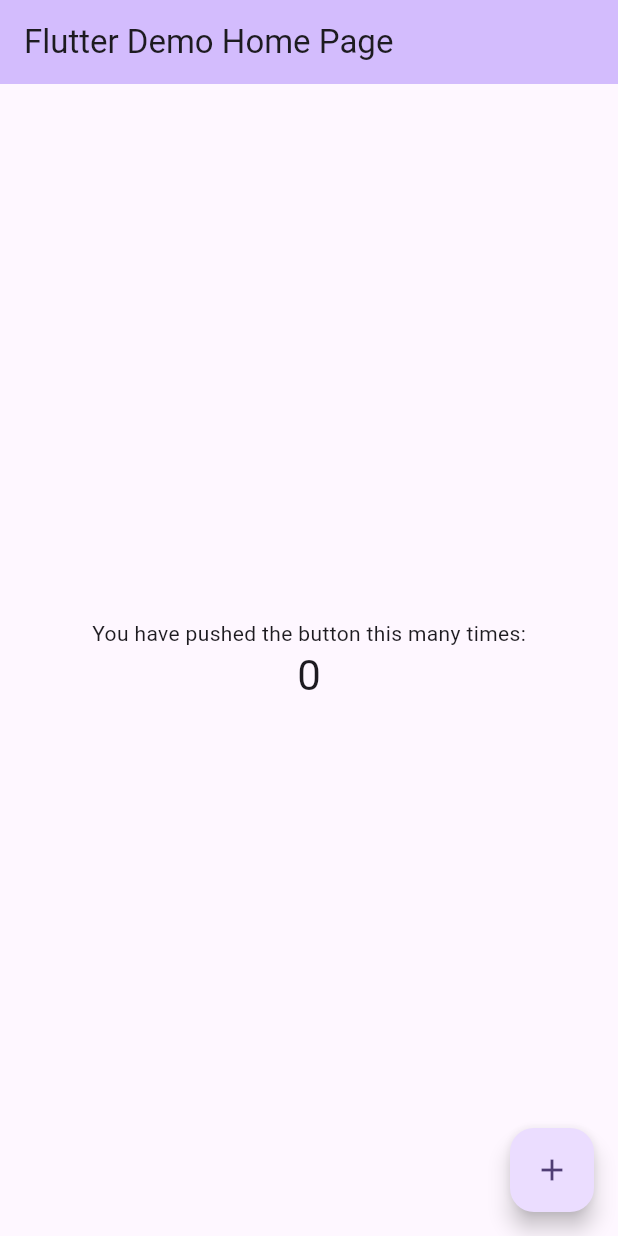
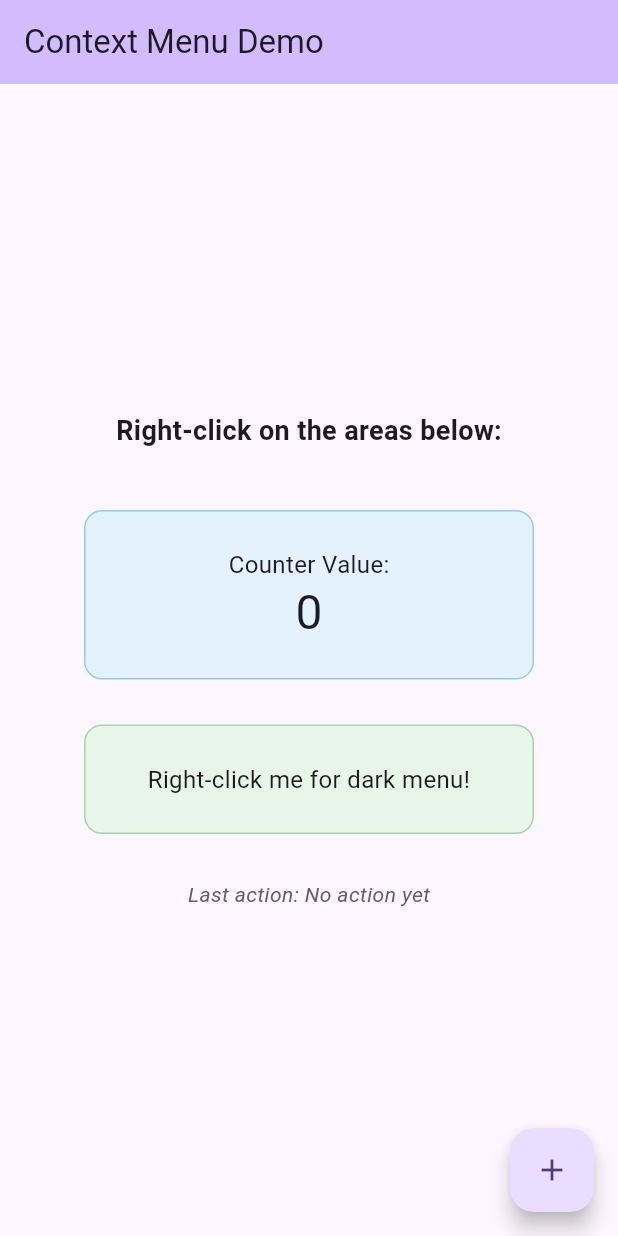
Before and after one commit to kihyun1998/flutter_root_context_menu, a Flutter app: the screen it shows after launch, on a phone screen of 412 x 824 dp. Run offline on Flutter 3.47's test engine with Material 3 defaults, Android fonts, the phone set to English and light mode, and no system bars.

Commit message:
Implement core context menu functionality
- Add manual trigger system: users call showContextMenu() directly
- Remove automatic right-click detection (RootContextMenuListener)
- Add showContextMenu() helper function for convenience
- Implement web-like click behavior using Listener
  - One click closes menu AND triggers underlying widget
- Rename ContextMenuController to RootContextMenuController
  - Avoids conflict with Flutter's built-in ContextMenuController
- Add complete example app with working demos
- Implement core components:
  - ContextMenuArea: defines menu display boundaries
  - ContextMenuItem: menu item model with icon, label, callbacks
  - ContextMenuConfig: customizable styling options
  - Menu positioning with overflow prevention

🤖 Generated with [Claude Code](https://claude.com/claude-code)

Co-Authored-By: Claude Sonnet 4.5 <noreply@anthropic.com>

````diff
--- a/example/lib/main.dart
+++ b/example/lib/main.dart
@@ -1,4 +1,5 @@
 import 'package:flutter/material.dart';
+import 'package:flutter_root_context_menu/flutter_root_context_menu.dart';
 
 void main() {
   runApp(const MyApp());
@@ -7,47 +8,21 @@ void main() {
 class MyApp extends StatelessWidget {
   const MyApp({super.key});
 
-  // This widget is the root of your application.
   @override
   Widget build(BuildContext context) {
     return MaterialApp(
-      title: 'Flutter Demo',
+      title: 'Flutter Root Context Menu Demo',
       theme: ThemeData(
-        // This is the theme of your application.
-        //
-        // TRY THIS: Try running your application with "flutter run". You'll see
-        // the application has a purple toolbar. Then, without quitting the app,
-        // try changing the seedColor in the colorScheme below to Colors.green
-        // and then invoke "hot reload" (save your changes or press the "hot
-        // reload" button in a Flutter-supported IDE, or press "r" if you used
-        // the command line to start the app).
-        //
-        // Notice that the counter didn't reset back to zero; the application
-        // state is not lost during the reload. To reset the state, use hot
-        // restart instead.
-        //
-        // This works for code too, not just values: Most code changes can be
-        // tested with just a hot reload.
         colorScheme: ColorScheme.fromSeed(seedColor: Colors.deepPurple),
+        useMaterial3: true,
       ),
-      home: const MyHomePage(title: 'Flutter Demo Home Page'),
+      home: const MyHomePage(),
     );
   }
 }
 
 class MyHomePage extends StatefulWidget {
-  const MyHomePage({super.key, required this.title});
-
-  // This widget is the home page of your application. It is stateful, meaning
-  // that it has a State object (defined below) that contains fields that affect
-  // how it looks.
-
-  // This class is the configuration for the state. It holds the values (in this
-  // case the title) provided by the parent (in this case the App widget) and
-  // used by the build method of the State. Fields in a Widget subclass are
-  // always marked "final".
-
-  final String title;
+  const MyHomePage({super.key});
 
   @override
   State<MyHomePage> createState() => _MyHomePageState();
@@ -55,59 +30,173 @@ class MyHomePage extends StatefulWidget {
 
 class _MyHomePageState extends State<MyHomePage> {
   int _counter = 0;
+  String _lastAction = 'No action yet';
 
   void _incrementCounter() {
     setState(() {
-      // This call to setState tells the Flutter framework that something has
-      // changed in this State, which causes it to rerun the build method below
-      // so that the display can reflect the updated values. If we changed
-      // _counter without calling setState(), then the build method would not be
-      // called again, and so nothing would appear to happen.
       _counter++;
+      _lastAction = 'Incremented counter';
+    });
+  }
+
+  void _resetCounter() {
+    setState(() {
+      _counter = 0;
+      _lastAction = 'Reset counter';
+    });
+  }
+
+  void _copyCounter() {
+    setState(() {
+      _lastAction = 'Copied: $_counter';
     });
   }
 
   @override
   Widget build(BuildContext context) {
-    // This method is rerun every time setState is called, for instance as done
-    // by the _incrementCounter method above.
-    //
-    // The Flutter framework has been optimized to make rerunning build methods
-    // fast, so that you can just rebuild anything that needs updating rather
-    // than having to individually change instances of widgets.
     return Scaffold(
       appBar: AppBar(
-        // TRY THIS: Try changing the color here to a specific color (to
-        // Colors.amber, perhaps?) and trigger a hot reload to see the AppBar
-        // change color while the other colors stay the same.
         backgroundColor: Theme.of(context).colorScheme.inversePrimary,
-        // Here we take the value from the MyHomePage object that was created by
-        // the App.build method, and use it to set our appbar title.
-        title: Text(widget.title),
+        title: const Text('Context Menu Demo'),
       ),
       body: Center(
-        // Center is a layout widget. It takes a single child and positions it
-        // in the middle of the parent.
         child: Column(
-          // Column is also a layout widget. It takes a list of children and
-          // arranges them vertically. By default, it sizes itself to fit its
-          // children horizontally, and tries to be as tall as its parent.
-          //
-          // Column has various properties to control how it sizes itself and
-          // how it positions its children. Here we use mainAxisAlignment to
-          // center the children vertically; the main axis here is the vertical
-          // axis because Columns are vertical (the cross axis would be
-          // horizontal).
-          //
-          // TRY THIS: Invoke "debug painting" (choose the "Toggle Debug Paint"
-          // action in the IDE, or press "p" in the console), to see the
-          // wireframe for each widget.
           mainAxisAlignment: MainAxisAlignment.center,
           children: <Widget>[
-            const Text('You have pushed the button this many times:'),
+            const Text(
+              'Right-click on the areas below:',
+              style: TextStyle(fontSize: 18, fontWeight: FontWeight.bold),
+            ),
+            const SizedBox(height: 40),
+
+            // Example 1: Counter with context menu
+            ContextMenuArea(
+              child: GestureDetector(
+                onSecondaryTapDown: (details) {
+                  showContextMenu(
+                    context: context,
+                    position: details.globalPosition,
+                    items: [
+                      ContextMenuItem(
+                        label: 'Copy Counter',
+                        icon: Icons.copy,
+                        onTap: _copyCounter,
+                      ),
+                      ContextMenuItem(
+                        label: 'Reset Counter',
+                        icon: Icons.refresh,
+                        onTap: _resetCounter,
+                      ),
+                      ContextMenuItem.divider(),
+                      ContextMenuItem(
+                        label: 'Delete',
+                        icon: Icons.delete,
+                        textColor: Colors.red,
+                        onTap: () {
+                          setState(() {
+                            _lastAction = 'Delete clicked';
+                          });
+                        },
+                      ),
+                    ],
+                  );
+                },
+                child: Container(
+                  width: 300,
+                  padding: const EdgeInsets.all(24),
+                  decoration: BoxDecoration(
+                    color: Colors.blue.shade50,
+                    borderRadius: BorderRadius.circular(12),
+                    border: Border.all(color: Colors.blue.shade200),
+                  ),
+                  child: Column(
+                    children: [
+                      const Text(
+                        'Counter Value:',
+                        style: TextStyle(fontSize: 16),
+                      ),
+                      Text(
+                        '$_counter',
+                        style: Theme.of(context).textTheme.headlineLarge,
+                      ),
+                    ],
+                  ),
+                ),
+              ),
+            ),
+
+            const SizedBox(height: 30),
+
+            // Example 2: Text with different context menu
+            ContextMenuArea(
+              child: GestureDetector(
+                onSecondaryTapDown: (details) {
+                  showContextMenu(
+                    context: context,
+                    position: details.globalPosition,
+                    items: [
+                      ContextMenuItem(
+                        label: 'Edit',
+                        icon: Icons.edit,
+                        onTap: () {
+                          setState(() {
+                            _lastAction = 'Edit clicked';
+                          });
+                        },
+                      ),
+                      ContextMenuItem(
+                        label: 'Share',
+                        icon: Icons.share,
+                        onTap: () {
+                          setState(() {
+                            _lastAction = 'Share clicked';
+                          });
+                        },
+                      ),
+                      ContextMenuItem(
+                        label: 'Print',
+                        icon: Icons.print,
+                        onTap: () {
+                          setState(() {
+                            _lastAction = 'Print clicked';
+                          });
+                        },
+                      ),
+                    ],
+                    config: const ContextMenuConfig(
+                      backgroundColor: Color(0xFF2C2C2C),
+                      hoverColor: Color(0xFF404040),
+                      textStyle: TextStyle(color: Colors.white, fontSize: 14),
+                      elevation: 12.0,
+                    ),
+                  );
+                },
+                child: Container(
+                  width: 300,
+                  padding: const EdgeInsets.all(24),
+                  decoration: BoxDecoration(
+                    color: Colors.green.shade50,
+                    borderRadius: BorderRadius.circular(12),
+                    border: Border.all(color: Colors.green.shade200),
+                  ),
+                  child: const Text(
+                    'Right-click me for dark menu!',
+                    textAlign: TextAlign.center,
+                    style: TextStyle(fontSize: 16),
+                  ),
+                ),
+              ),
+            ),
+
+            const SizedBox(height: 30),
+
             Text(
-              '$_counter',
-              style: Theme.of(context).textTheme.headlineMedium,
+              'Last action: $_lastAction',
+              style: TextStyle(
+                fontSize: 14,
+                color: Colors.grey.shade700,
+                fontStyle: FontStyle.italic,
+              ),
             ),
           ],
         ),
@@ -116,7 +205,7 @@ class _MyHomePageState extends State<MyHomePage> {
         onPressed: _incrementCounter,
         tooltip: 'Increment',
         child: const Icon(Icons.add),
-      ), // This trailing comma makes auto-formatting nicer for build methods.
+      ),
     );
   }
 }
--- a/example/pubspec.yaml
+++ b/example/pubspec.yaml
@@ -2,7 +2,7 @@ name: example
 description: "A new Flutter project."
 # The following line prevents the package from being accidentally published to
 # pub.dev using `flutter pub publish`. This is preferred for private packages.
-publish_to: 'none' # Remove this line if you wish to publish to pub.dev
+publish_to: "none" # Remove this line if you wish to publish to pub.dev
 
 # The following defines the version and build number for your application.
 # A version number is three numbers separated by dots, like 1.2.43
@@ -45,13 +45,14 @@ dev_dependencies:
   # package. See that file for information about deactivating specific lint
   # rules and activating additional ones.
   flutter_lints: ^5.0.0
+  flutter_root_context_menu:
+    path: ../
 
 # For information on the generic Dart part of this file, see the
 # following page: https://dart.dev/tools/pub/pubspec
 
 # The following section is specific to Flutter packages.
 flutter:
-
   # The following line ensures that the Material Icons font is
   # included with your application, so that you can use the icons in
   # the material Icons class.
--- a/lib/flutter_root_context_menu.dart
+++ b/lib/flutter_root_context_menu.dart
@@ -1,5 +1,11 @@
-/// A Calculator.
-class Calculator {
-  /// Returns [value] plus 1.
-  int addOne(int value) => value + 1;
-}
+library;
+
+// Helpers
+export 'src/context_menu_helpers.dart';
+// Controller
+export 'src/controller/context_menu_controller.dart';
+export 'src/models/context_menu_config.dart';
+// Models
+export 'src/models/context_menu_item.dart';
+// Widgets
+export 'src/widgets/context_menu_area.dart';
--- /dev/null
+++ b/lib/src/context_menu_helpers.dart
@@ -0,0 +1,44 @@
+import 'package:flutter/widgets.dart';
+import 'controller/context_menu_controller.dart';
+import 'models/context_menu_config.dart';
+import 'models/context_menu_item.dart';
+import 'widgets/context_menu_area.dart';
+
+/// Shows a context menu at the specified position.
+///
+/// This is a convenience function that automatically retrieves
+/// the area constraints from the nearest [ContextMenuArea] ancestor.
+///
+/// Example:
+/// ```dart
+/// GestureDetector(
+///   onSecondaryTapDown: (details) {
+///     showContextMenu(
+///       context: context,
+///       position: details.globalPosition,
+///       items: [
+///         ContextMenuItem(label: 'Copy', onTap: () {}),
+///         ContextMenuItem(label: 'Paste', onTap: () {}),
+///       ],
+///     );
+///   },
+///   child: Text('Right click me'),
+/// )
+/// ```
+void showContextMenu({
+  required BuildContext context,
+  required Offset position,
+  required List<ContextMenuItem> items,
+  ContextMenuConfig? config,
+}) {
+  // Get area constraints from the nearest ContextMenuArea
+  final areaConstraints = ContextMenuArea.of(context);
+
+  RootContextMenuController().showMenu(
+    context: context,
+    position: position,
+    items: items,
+    config: config,
+    areaConstraints: areaConstraints,
+  );
+}
--- /dev/null
+++ b/lib/src/models/context_menu_config.dart
@@ -0,0 +1,40 @@
+import 'package:flutter/material.dart';
+
+/// Configuration for context menu appearance and behavior.
+class ContextMenuConfig {
+  /// Background color of the menu.
+  final Color backgroundColor;
+
+  /// Color of menu items when hovered.
+  final Color hoverColor;
+
+  /// Text style for menu item labels.
+  final TextStyle textStyle;
+
+  /// Height of each menu item.
+  final double itemHeight;
+
+  /// Padding inside each menu item.
+  final EdgeInsets itemPadding;
+
+  /// Border radius of the menu container.
+  final BorderRadius borderRadius;
+
+  /// Elevation (shadow) of the menu.
+  final double elevation;
+
+  /// Duration of the menu appearance animation.
+  final Duration animationDuration;
+
+  /// Creates a context menu configuration with customizable styling.
+  const ContextMenuConfig({
+    this.backgroundColor = Colors.white,
+    this.hoverColor = const Color(0xFFE0E0E0),
+    this.textStyle = const TextStyle(fontSize: 14),
+    this.itemHeight = 40.0,
+    this.itemPadding = const EdgeInsets.symmetric(horizontal: 16.0),
+    this.borderRadius = const BorderRadius.all(Radius.circular(8.0)),
+    this.elevation = 8.0,
+    this.animationDuration = const Duration(milliseconds: 200),
+  });
+}
--- /dev/null
+++ b/lib/src/models/context_menu_item.dart
@@ -0,0 +1,41 @@
+import 'package:flutter/widgets.dart';
+
+/// Represents a single item in a context menu.
+class ContextMenuItem {
+  /// The label text displayed for this menu item.
+  final String label;
+
+  /// Optional icon displayed before the label.
+  final IconData? icon;
+
+  /// Callback function executed when the item is tapped.
+  final VoidCallback? onTap;
+
+  /// Whether this menu item is enabled and can be interacted with.
+  final bool enabled;
+
+  /// Custom text color for the label.
+  final Color? textColor;
+
+  /// Whether this item represents a divider (separator line).
+  final bool isDivider;
+
+  /// Creates a context menu item.
+  const ContextMenuItem({
+    required this.label,
+    this.icon,
+    this.onTap,
+    this.enabled = true,
+    this.textColor,
+    this.isDivider = false,
+  });
+
+  /// Creates a divider menu item (separator line).
+  const ContextMenuItem.divider()
+      : label = '',
+        icon = null,
+        onTap = null,
+        enabled = false,
+        textColor = null,
+        isDivider = true;
+}
--- /dev/null
+++ b/lib/src/widgets/context_menu_area.dart
@@ -0,0 +1,76 @@
+import 'package:flutter/material.dart';
+import 'package:flutter/rendering.dart';
+
+/// Defines the area where context menus can be displayed.
+///
+/// This widget automatically calculates its bounds and provides them
+/// to descendant widgets through an InheritedWidget.
+class ContextMenuArea extends StatefulWidget {
+  final Widget child;
+
+  const ContextMenuArea({
+    super.key,
+    required this.child,
+  });
+
+  @override
+  State<ContextMenuArea> createState() => _ContextMenuAreaState();
+
+  /// Retrieves the area bounds from the nearest [ContextMenuArea] ancestor.
+  ///
+  /// Returns null if no [ContextMenuArea] is found or if the RenderBox
+  /// is not yet laid out.
+  static Rect? of(BuildContext context) {
+    final provider = context
+        .dependOnInheritedWidgetOfExactType<_ContextMenuAreaProvider>();
+    return provider?.getAreaBounds();
+  }
+}
+
+class _ContextMenuAreaState extends State<ContextMenuArea> {
+  final GlobalKey _key = GlobalKey();
+
+  @override
+  Widget build(BuildContext context) {
+    return _ContextMenuAreaProvider(
+      areaKey: _key,
+      child: Container(
+        key: _key,
+        child: widget.child,
+      ),
+    );
+  }
+}
+
+/// InheritedWidget that provides area bounds to descendants.
+class _ContextMenuAreaProvider extends InheritedWidget {
+  final GlobalKey areaKey;
+
+  const _ContextMenuAreaProvider({
+    required this.areaKey,
+    required super.child,
+  });
+
+  /// Calculates and returns the global bounds of the area.
+  Rect? getAreaBounds() {
+    final renderBox = areaKey.currentContext?.findRenderObject() as RenderBox?;
+    if (renderBox == null || !renderBox.hasSize) {
+      return null;
+    }
+
+    final offset = renderBox.localToGlobal(Offset.zero);
+    final size = renderBox.size;
+
+    return Rect.fromLTWH(
+      offset.dx,
+      offset.dy,
+      size.width,
+      size.height,
+    );
+  }
+
+  @override
+  bool updateShouldNotify(_ContextMenuAreaProvider oldWidget) {
+    return areaKey != oldWidget.areaKey;
+  }
+}
````
Also changed, not shown: lib/src/controller/context_menu_controller.dart (added, +64 -0 lines), lib/src/utils/menu_position_calculator.dart (added, +48 -0 lines), lib/src/widgets/context_menu_item_widget.dart (added, +75 -0 lines), lib/src/widgets/context_menu_overlay.dart (added, +91 -0 lines), example/pubspec.lock, 1 other file.
